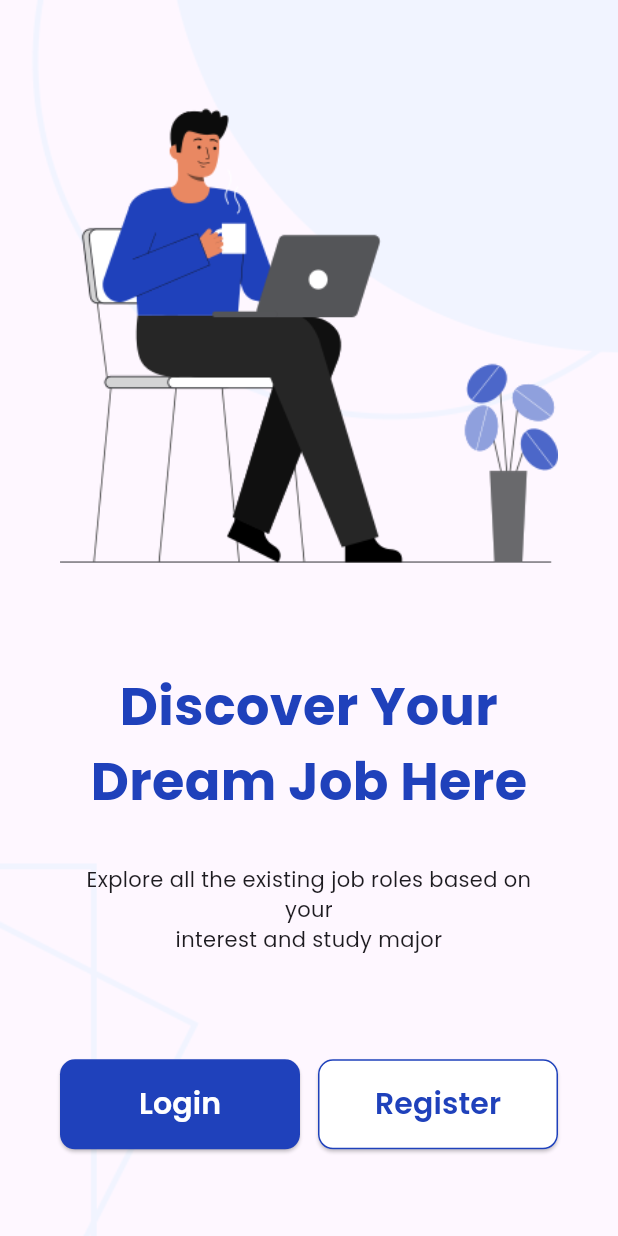
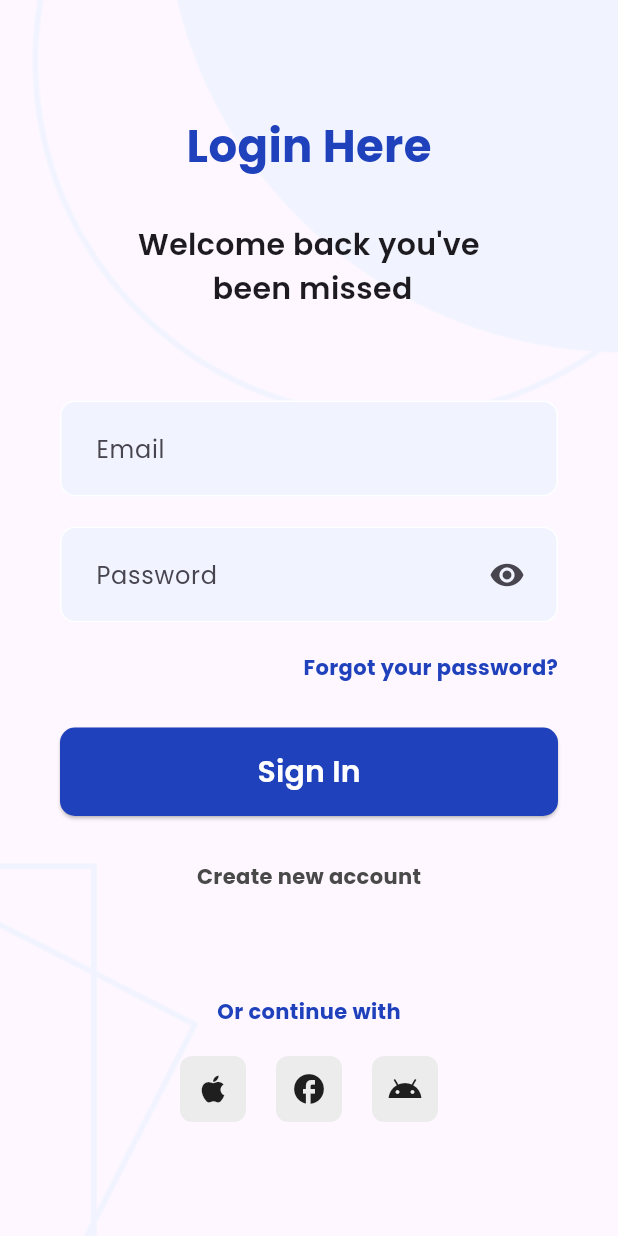
Before and after one commit to devtadanarsa/onboarding-app, a Flutter app: the screen it shows after launch, after a tap on "Login", on a phone screen of 412 x 824 dp. Run offline on Flutter 3.47's test engine with Material 3 defaults, Android fonts, the phone set to English and light mode, and no system bars; our stand-ins replace google_fonts.

Commit message:
add login page

```diff
--- a/lib/main.dart
+++ b/lib/main.dart
@@ -1,5 +1,6 @@
 import 'package:flutter/material.dart';
 import 'package:google_fonts/google_fonts.dart';
+import 'package:onboarding_app/pages/login_page.dart';
 import 'package:onboarding_app/pages/welcome_page.dart';
 
 void main() {
@@ -14,6 +15,9 @@
     return MaterialApp(
       theme: _buildTheme(Brightness.light),
       home: const WelcomePage(),
+      routes: {
+        "/login": (context) => const LoginPage(),
+      },
     );
   }
 
--- /dev/null
+++ b/lib/pages/login_page.dart
@@ -0,0 +1,235 @@
+import 'package:flutter/material.dart';
+import 'package:google_fonts/google_fonts.dart';
+
+class LoginPage extends StatefulWidget {
+  const LoginPage({super.key});
+
+  @override
+  State<LoginPage> createState() => _LoginPageState();
+}
+
+class _LoginPageState extends State<LoginPage> {
+  bool _passwordHidden = true;
+  bool _invalidInput = false;
+
+  final TextEditingController _emailController = TextEditingController();
+  final TextEditingController _passwordController = TextEditingController();
+  String _warningText = "";
+
+  void onPasswordOpenTap() {
+    setState(() {
+      _passwordHidden = !_passwordHidden;
+    });
+  }
+
+  void onSignInTap() {}
+
+  @override
+  Widget build(BuildContext context) {
+    return Scaffold(
+      body: Container(
+        decoration: const BoxDecoration(
+          image: DecorationImage(
+            image: AssetImage("assets/background-img.png"),
+            fit: BoxFit.cover,
+          ),
+        ),
+        child: Padding(
+          padding: const EdgeInsets.only(left: 40, right: 40),
+          child: Column(
+            mainAxisAlignment: MainAxisAlignment.center,
+            children: [
+              Text(
+                "Login Here",
+                style: GoogleFonts.poppins(
+                  textStyle: const TextStyle(
+                    fontWeight: FontWeight.bold,
+                    color: Color.fromRGBO(31, 65, 187, 1),
+                    fontSize: 30,
+                  ),
+                ),
+              ),
+              const Padding(
+                padding: EdgeInsets.only(top: 30),
+                child: Text(
+                  "Welcome back you've\n been missed",
+                  textAlign: TextAlign.center,
+                  style: TextStyle(
+                    fontSize: 20,
+                    fontWeight: FontWeight.w600,
+                  ),
+                ),
+              ),
+              Padding(
+                padding: const EdgeInsets.only(top: 60),
+                child: TextField(
+                  controller: _emailController,
+                  decoration: const InputDecoration(
+                    hintText: "Email",
+                    contentPadding: EdgeInsets.all(20),
+                    enabledBorder: OutlineInputBorder(
+                      borderSide: BorderSide(color: Colors.white),
+                      borderRadius: BorderRadius.all(Radius.circular(10)),
+                    ),
+                    focusedBorder: OutlineInputBorder(
+                      borderSide:
+                          BorderSide(color: Color(0xFF1F41BB), width: 2),
+                      borderRadius: BorderRadius.all(Radius.circular(10)),
+                    ),
+                    filled: true,
+                    fillColor: Color(0xFFF1F4FF),
+                  ),
+                ),
+              ),
+              Padding(
+                padding: const EdgeInsets.only(top: 20),
+                child: TextField(
+                  controller: _passwordController,
+                  obscureText: _passwordHidden,
+                  decoration: InputDecoration(
+                    hintText: "Password",
+                    suffixIcon: Padding(
+                      padding: const EdgeInsets.only(right: 10),
+                      child: IconButton(
+                        icon: (_passwordHidden
+                            ? const Icon(Icons.visibility)
+                            : const Icon(Icons.visibility_off)),
+                        onPressed: () {
+                          onPasswordOpenTap();
+                        },
+                      ),
+                    ),
+                    contentPadding: const EdgeInsets.all(20),
+                    enabledBorder: const OutlineInputBorder(
+                      borderSide: BorderSide(color: Colors.white),
+                      borderRadius: BorderRadius.all(Radius.circular(10)),
+                    ),
+                    focusedBorder: const OutlineInputBorder(
+                      borderSide:
+                          BorderSide(color: Color(0xFF1F41BB), width: 2),
+                      borderRadius: BorderRadius.all(Radius.circular(10)),
+                    ),
+                    filled: true,
+                    fillColor: const Color(0xFFF1F4FF),
+                  ),
+                ),
+              ),
+              Container(
+                alignment: Alignment.centerRight,
+                padding: const EdgeInsets.only(top: 20),
+                child: const Text(
+                  "Forgot your password?",
+                  style: TextStyle(
+                    color: Color(0xFF1F41BB),
+                    fontWeight: FontWeight.bold,
+                  ),
+                ),
+              ),
+              Padding(
+                padding: const EdgeInsets.only(top: 30),
+                child: ElevatedButton(
+                  onPressed: () {
+                    onSignInTap();
+                  },
+                  style: ElevatedButton.styleFrom(
+                    backgroundColor: const Color(0xFF1F41BB),
+                    foregroundColor: Colors.white,
+                    minimumSize: const Size.fromHeight(50),
+                    shape: const RoundedRectangleBorder(
+                      borderRadius: BorderRadius.all(Radius.circular(10)),
+                    ),
+                  ),
+                  child: const Padding(
+                    padding: EdgeInsets.all(15.0),
+                    child: Text(
+                      "Sign In",
+                      style: TextStyle(
+                        fontWeight: FontWeight.w600,
+                        fontSize: 20,
+                      ),
+                    ),
+                  ),
+                ),
+              ),
+              Visibility(
+                visible: _invalidInput,
+                child: Container(
+                  padding: const EdgeInsets.only(top: 10),
+                  child: Center(
+                    child: Text(
+                      _warningText,
+                      style: const TextStyle(
+                        color: Colors.red,
+                        fontWeight: FontWeight.bold,
+                      ),
+                    ),
+                  ),
+                ),
+              ),
+              Container(
+                padding: const EdgeInsets.only(top: 30),
+                child: GestureDetector(
+                  onTap: () {
+                    Navigator.pushNamed(context, "/register");
+                  },
+                  child: const Text(
+                    "Create new account",
+                    style: TextStyle(
+                      color: Color(0xFF494949),
+                      fontWeight: FontWeight.bold,
+                    ),
+                  ),
+                ),
+              ),
+              Container(
+                padding: const EdgeInsets.only(top: 70),
+                child: const Text(
+                  "Or continue with",
+                  style: TextStyle(
+                    color: Color(0xFF1F41BB),
+                    fontWeight: FontWeight.bold,
+                  ),
+                ),
+              ),
+              Padding(
+                padding: const EdgeInsets.only(top: 20),
+                child: Row(
+                  mainAxisAlignment: MainAxisAlignment.center,
+                  children: [
+                    Container(
+                      decoration: const BoxDecoration(
+                        borderRadius: BorderRadius.all(Radius.circular(8)),
+                        color: Color(0xFFECECEC),
+                      ),
+                      padding: const EdgeInsets.all(10),
+                      margin: const EdgeInsets.only(left: 10, right: 10),
+                      child: const Icon(Icons.apple),
+                    ),
+                    Container(
+                      decoration: const BoxDecoration(
+                        borderRadius: BorderRadius.all(Radius.circular(8)),
+                        color: Color(0xFFECECEC),
+                      ),
+                      margin: const EdgeInsets.only(left: 10, right: 10),
+                      padding: const EdgeInsets.all(10),
+                      child: const Icon(Icons.facebook),
+                    ),
+                    Container(
+                      decoration: const BoxDecoration(
+                        borderRadius: BorderRadius.all(Radius.circular(8)),
+                        color: Color(0xFFECECEC),
+                      ),
+                      margin: const EdgeInsets.only(left: 10, right: 10),
+                      padding: const EdgeInsets.all(10),
+                      child: const Icon(Icons.android),
+                    ),
+                  ],
+                ),
+              ),
+            ],
+          ),
+        ),
+      ),
+    );
+  }
+}
--- a/lib/pages/welcome_page.dart
+++ b/lib/pages/welcome_page.dart
@@ -48,7 +48,9 @@ class WelcomePage extends StatelessWidget {
                   mainAxisAlignment: MainAxisAlignment.spaceBetween,
                   children: [
                     ElevatedButton(
-                      onPressed: () {},
+                      onPressed: () {
+                        Navigator.pushNamed(context, "/login");
+                      },
                       style: ElevatedButton.styleFrom(
                         backgroundColor: const Color(0xFF1F41BB),
                         foregroundColor: Colors.white,
```
